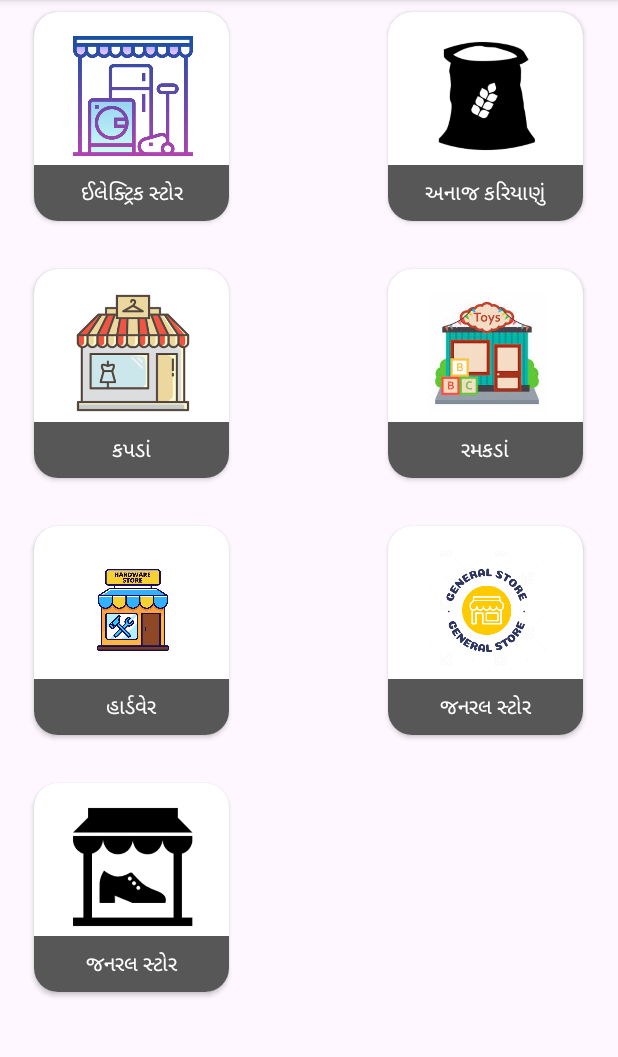
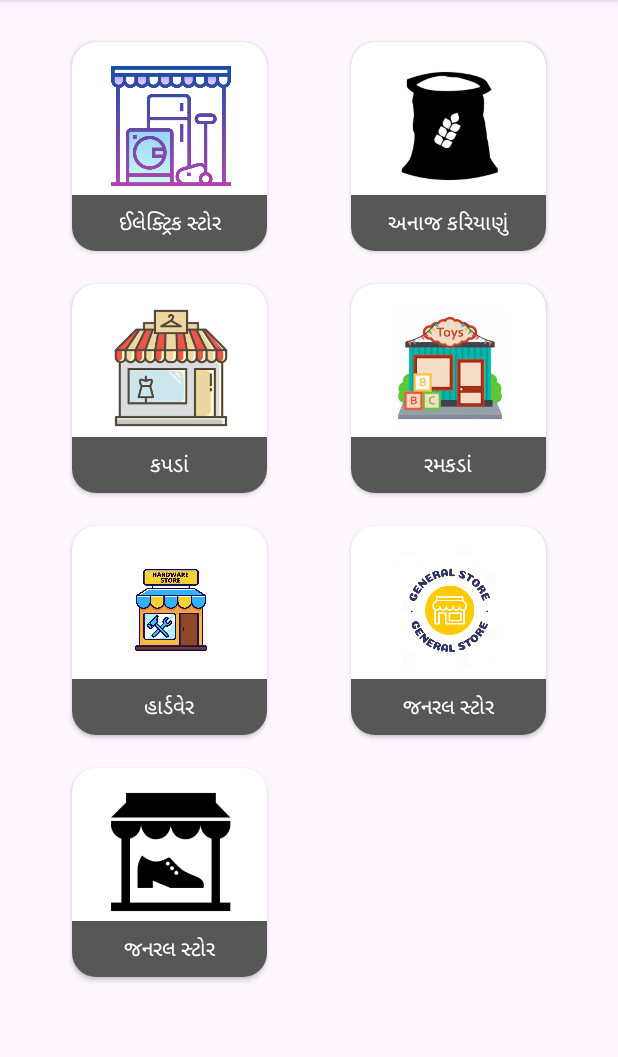
Before and after one commit to kevalGothi/town360, an Android app: the screen it shows after launch (mechanic), after a tap on "ખરીદી", on a phone screen of 412 x 824 dp, the part 96-1153 px from its top. Run offline under Robolectric (Android 15) with nearby library versions, the phone set to English and light mode, and no system bars.

Commit message:
some changes in icon and spacing

```diff
--- a/app/src/main/java/com/example/town360/Home.kt
+++ b/app/src/main/java/com/example/town360/Home.kt
@@ -44,12 +44,12 @@ class Home : Fragment() {
             DashboardItem(R.drawable.farmer, "ખેતી"),
             DashboardItem(R.drawable.shopping, "ખરીદી"),
             DashboardItem(R.drawable.gov, "સરકારી કાર્યાલય"),
-            DashboardItem(R.drawable.baseline_fastfood_24,"હોટેલ"),
+            DashboardItem(R.drawable.rest,"હોટેલ"),
             DashboardItem(R.drawable.handyman, "કારીગરો"),
             DashboardItem(R.drawable.mechanic, "ગાડી રિપેરિંગ"),
             DashboardItem(R.drawable.repairservices, "ટ્રેક્ટર રિપેરિંગ"),
             DashboardItem(R.drawable.bike, "બાઇક રિપેરિંગ"),
-            DashboardItem(R.drawable.apartment, "સ્થાવર મિલકત"),
+            DashboardItem(R.drawable.prop, "સ્થાવર મિલકત"),
             DashboardItem(R.drawable.housebuy, "મકાન"),
             DashboardItem(R.drawable.homerent, "ભાડે મકાન"),
             DashboardItem(R.drawable.vegfruit, "શાક ભાજી"),
--- a/app/src/main/res/layout/activity_bloodtype.xml
+++ b/app/src/main/res/layout/activity_bloodtype.xml
@@ -27,6 +27,7 @@
             android:numColumns="2"
             android:verticalSpacing="6dp" />
 
+
     </RelativeLayout>
 
 
--- a/app/src/main/res/layout/activity_food.xml
+++ b/app/src/main/res/layout/activity_food.xml
@@ -13,7 +13,9 @@
         android:layout_width="match_parent"
         android:layout_height="match_parent"
         tools:context=".food">
+
         <GridView
+
         android:id="@+id/gridView"
         android:layout_width="match_parent"
         android:layout_height="match_parent"
--- a/app/src/main/res/layout/activity_mechanic.xml
+++ b/app/src/main/res/layout/activity_mechanic.xml
@@ -12,19 +12,21 @@
         android:id="@+id/relativeLayout"
         android:layout_width="match_parent"
         android:layout_height="match_parent"
-        tools:context=".khedut_mitra">
+        tools:context=".mechanic">
 
         <GridView
             android:id="@+id/gridView"
             android:layout_width="match_parent"
             android:layout_height="match_parent"
             android:layout_alignParentTop="true"
-            android:layout_marginTop="00dp"
-            android:columnWidth="120dp"
+            android:layout_marginStart="20dp"
+            android:layout_marginTop="20dp"
+            android:layout_marginEnd="20dp"
+            android:layout_marginBottom="20dp"
+            android:columnWidth="10dp"
             android:gravity="center"
-            android:horizontalSpacing="60dp"
-            android:numColumns="auto_fit"
-            android:verticalSpacing="16dp" />
+            android:numColumns="2"
+            android:verticalSpacing="6dp" />
 
     </RelativeLayout>
 
```
Also changed, not shown: app/src/main/res/layout/activity_karigaro.xml (+5 -3 lines), app/src/main/res/layout/activity_khedut_mitra.xml (+7 -7 lines), app/src/main/res/layout/fragment_about_us.xml (+17 -19 lines). Lines whose indentation alone changed are shown as unchanged.
